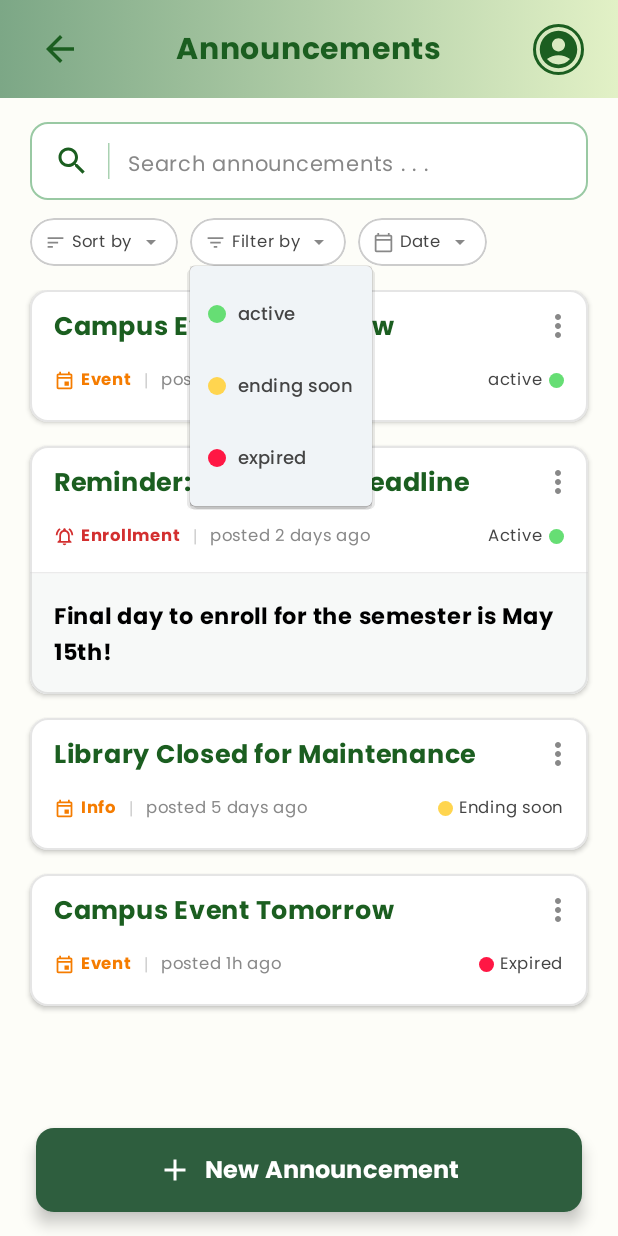
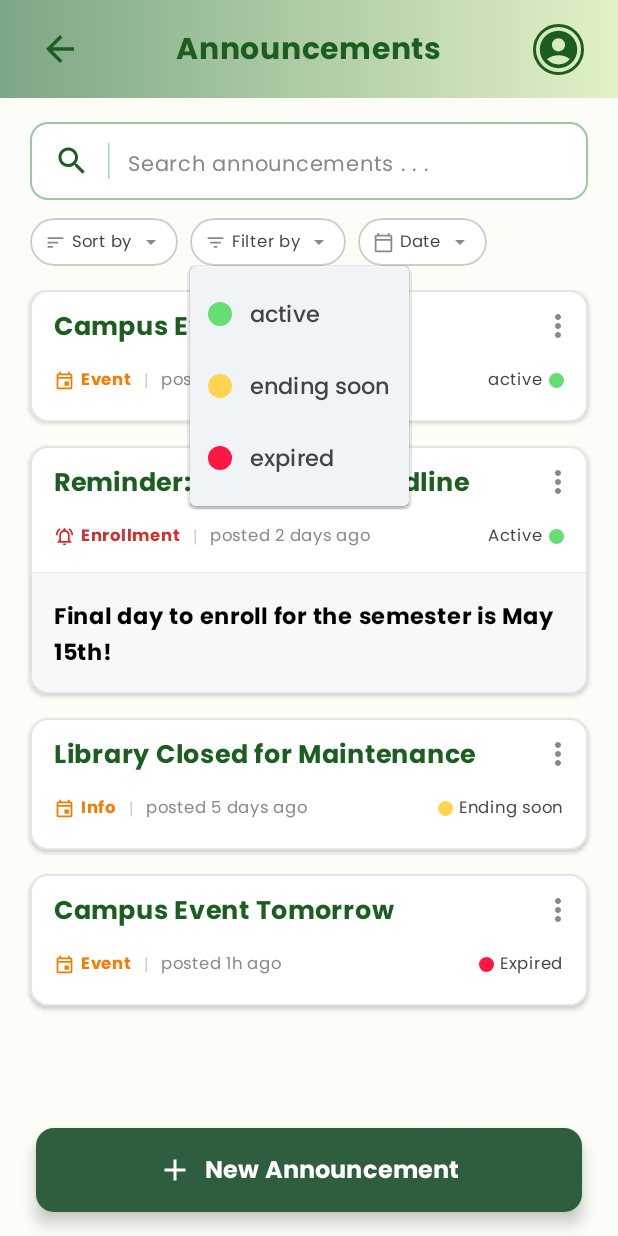
Before and after one commit to villanuevaangeloryan-art/uniassist, an Android app built with Jetpack Compose: the ManageAnnouncementsScreen screen opened through its navigation route, after a tap on "Filter by", on a phone screen of 412 x 824 dp. Run offline under Robolectric (Android 15) with nearby library versions, the phone set to English and light mode, and no system bars.

Commit message:
Velante - Minor Fix on Filter by

```diff
--- a/app/src/main/java/com/example/uniassist/ui/screens/ManageAnnouncementScreen.kt
+++ b/app/src/main/java/com/example/uniassist/ui/screens/ManageAnnouncementScreen.kt
@@ -410,16 +410,29 @@ private fun ManageAnnouncementsStatusChip(text: String, icon: ImageVector) {
 private fun ManageAnnouncementsStatusItem(label: String, color: Color, onClick: () -> Unit) {
     DropdownMenuItem(
         text = {
-            Row(verticalAlignment = Alignment.CenterVertically) {
-                Box(modifier = Modifier.size(12.dp).clip(CircleShape).background(color))
-                Spacer(modifier = Modifier.width(8.dp))
-                Text(label, fontFamily = Poppins, fontSize = 12.sp, color = Color.DarkGray)
+            Row(
+                verticalAlignment = Alignment.CenterVertically,
+                modifier = Modifier.padding(vertical = 4.dp) // Adds a bit more breathing room
+            ) {
+                // Increased the dot size from 12.dp to 16.dp
+                Box(modifier = Modifier.size(16.dp).clip(CircleShape).background(color))
+
+                // Increased the spacing between the dot and text
+                Spacer(modifier = Modifier.width(12.dp))
+
+                // Increased font size to 15.sp and made it slightly bolder (Medium)
+                Text(
+                    text = label,
+                    fontFamily = Poppins,
+                    fontSize = 15.sp,
+                    fontWeight = FontWeight.Medium,
+                    color = Color.DarkGray
+                )
             }
         },
         onClick = onClick
     )
 }
-
 // ── NEW DATE CHIP COMPONENT WITH CALENDAR DIALOG ──────────────────────────────
 @OptIn(ExperimentalMaterial3Api::class)
 @Composable
```
